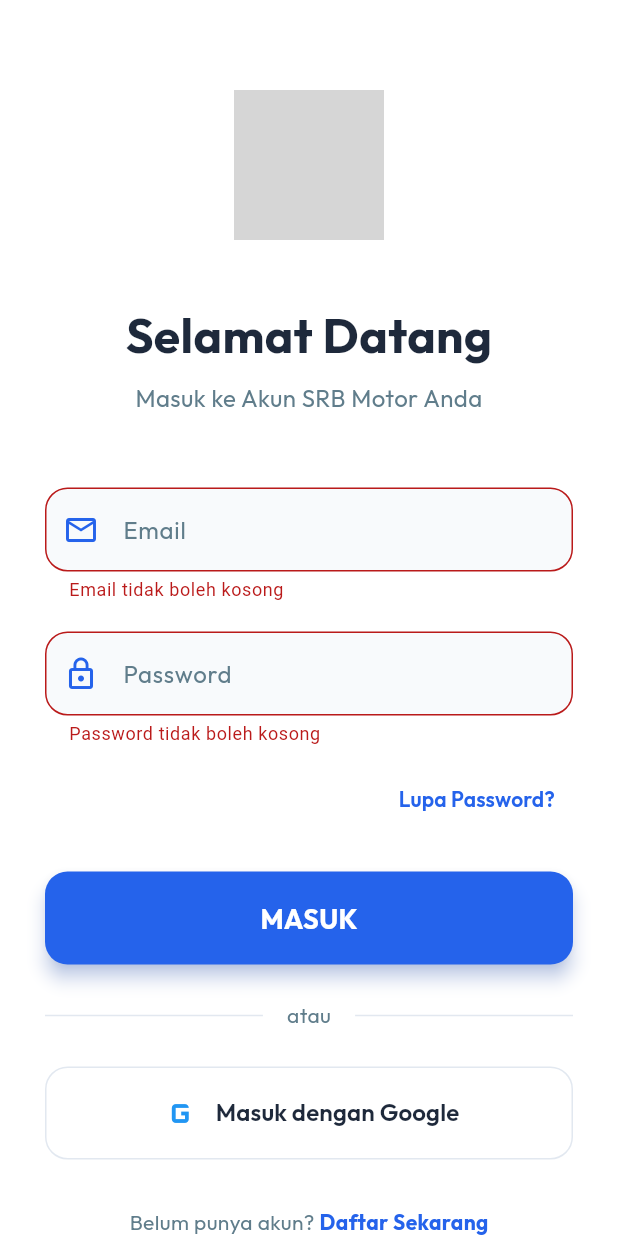
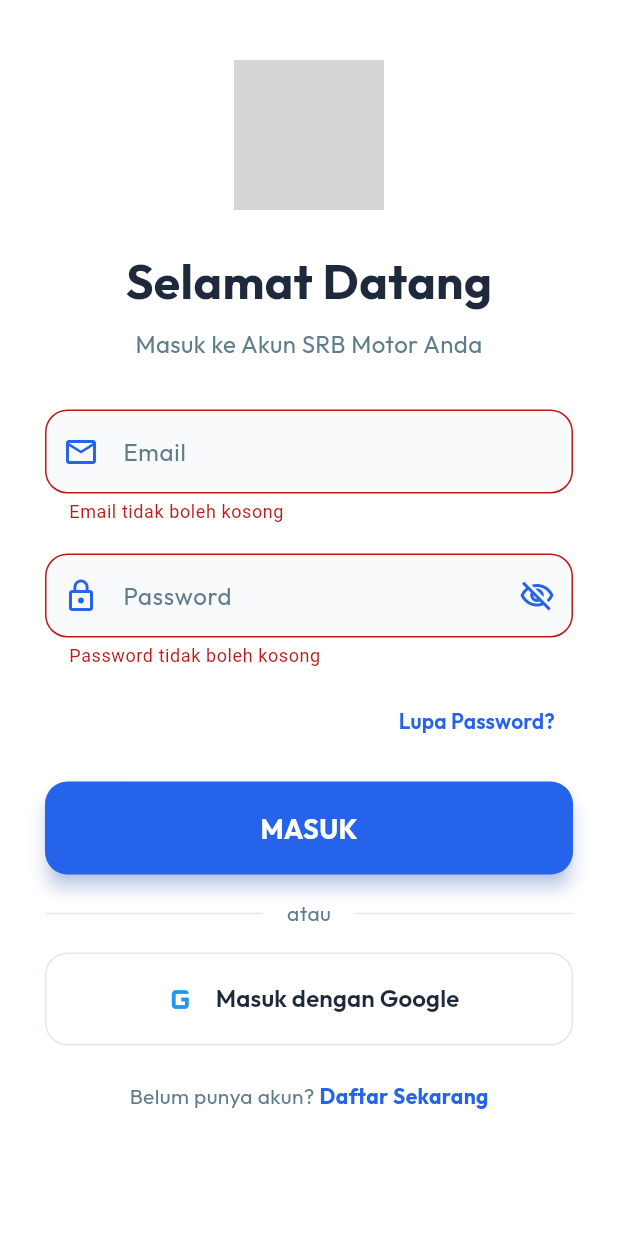
Before and after one commit to Rangga11268/SrbMotorApp, a Flutter app: the screen it shows after launch, after a tap on "MASUK", on a phone screen of 412 x 824 dp. Run offline on Flutter 3.47's test engine with Material 3 defaults, Android fonts, the phone set to English and light mode, and no system bars; our stand-ins replace flutter_widget_from_html, google_fonts, google_sign_in, shared_preferences; accounts and stored records are empty; network calls fail; grey boxes are pictures that could not be loaded.

Commit message:
feat: Implement user authentication flows including login, registration, and Google sign-in, and establish core service and UI structures for auth, motor, and order features.

```diff
--- a/lib/providers/auth_provider.dart
+++ b/lib/providers/auth_provider.dart
@@ -23,6 +23,7 @@
     _isLoading = true;
     notifyListeners();
 
+    try {
       final result = await _authService.login(email, password);
 
       if (result['success']) {
@@ -33,11 +34,12 @@
         await prefs.setString('token', _token!);
       }
 
+      if (!result['success']) {
+        throw Exception(result['message']);
+      }
+    } finally {
       _isLoading = false;
       notifyListeners();
-
-    if (!result['success']) {
-      throw Exception(result['message']);
     }
   }
 
@@ -50,6 +52,7 @@
     _isLoading = true;
     notifyListeners();
 
+    try {
       final result = await _authService.register(
         name: name,
         email: email,
@@ -65,11 +68,12 @@
         await prefs.setString('token', _token!);
       }
 
+      if (!result['success']) {
+        throw Exception(result['message']);
+      }
+    } finally {
       _isLoading = false;
       notifyListeners();
-
-    if (!result['success']) {
-      throw Exception(result['message']);
     }
   }
 
@@ -135,7 +139,30 @@
 
   Future<void> checkAuth() async {
     final prefs = await SharedPreferences.getInstance();
-    _token = prefs.getString('token');
+    final token = prefs.getString('token');
+
+    if (token != null) {
+      _token = token;
+      _isLoading = true;
+      notifyListeners();
+
+      try {
+        final result = await _authService.getUserProfile();
+        if (result['success']) {
+          _user = result['user'];
+        } else {
+          // Token mungkin expired
+          _token = null;
+          await prefs.remove('token');
+        }
+      } catch (e) {
+        debugPrint('CheckAuth Error: $e');
+        // Tetap simpan token tapi user null jika hanya masalah koneksi?
+        // Untuk amannya, jika gagal total (kecuali timeout), biarkan user login ulang
+      } finally {
+        _isLoading = false;
         notifyListeners();
       }
     }
+  }
+}
--- a/lib/screens/auth/login_screen.dart
+++ b/lib/screens/auth/login_screen.dart
@@ -16,14 +16,15 @@
   final _formKey = GlobalKey<FormState>();
   final _emailController = TextEditingController();
   final _passwordController = TextEditingController();
+  bool _obscurePassword = true;
 
   void _login() async {
     if (_formKey.currentState!.validate()) {
       try {
         await context.read<AuthProvider>().login(
-              _emailController.text.trim(),
-              _passwordController.text.trim(),
-            );
+          _emailController.text.trim(),
+          _passwordController.text.trim(),
+        );
         if (mounted) {
           Navigator.pushAndRemoveUntil(
             context,
@@ -33,18 +34,36 @@
         }
       } catch (e) {
         if (mounted) {
-          String errorMessage = e.toString().replaceAll('Exception: ', '');
-          ScaffoldMessenger.of(context).showSnackBar(
-            SnackBar(
-              content: Text(errorMessage, style: GoogleFonts.outfit()),
-              backgroundColor: Colors.redAccent,
-              behavior: SnackBarBehavior.floating,
-              shape: RoundedRectangleBorder(borderRadius: BorderRadius.circular(10)),
-            ),
-          );
+          _showErrorDialog(e.toString().replaceAll('Exception: ', ''));
         }
       }
     }
+  }
+
+  void _showErrorDialog(String message) {
+    showDialog(
+      context: context,
+      builder: (context) => AlertDialog(
+        title: Text(
+          'Gagal Masuk',
+          style: GoogleFonts.outfit(fontWeight: FontWeight.bold),
+        ),
+        content: Text(message, style: GoogleFonts.outfit()),
+        shape: RoundedRectangleBorder(borderRadius: BorderRadius.circular(15)),
+        actions: [
+          TextButton(
+            onPressed: () => Navigator.pop(context),
+            child: Text(
+              'OK',
+              style: GoogleFonts.outfit(
+                fontWeight: FontWeight.bold,
+                color: const Color(0xFF2563EB),
+              ),
+            ),
+          ),
+        ],
+      ),
+    );
   }
 
   void _loginWithGoogle() async {
@@ -59,15 +78,7 @@
       }
     } catch (e) {
       if (mounted) {
-        String errorMessage = e.toString().replaceAll('Exception: ', '');
-        ScaffoldMessenger.of(context).showSnackBar(
-          SnackBar(
-            content: Text(errorMessage, style: GoogleFonts.outfit()),
-            backgroundColor: Colors.redAccent,
-            behavior: SnackBarBehavior.floating,
-            shape: RoundedRectangleBorder(borderRadius: BorderRadius.circular(10)),
-          ),
-        );
+        _showErrorDialog(e.toString().replaceAll('Exception: ', ''));
       }
     }
   }
@@ -84,13 +95,13 @@
           child: Column(
             crossAxisAlignment: CrossAxisAlignment.stretch,
             children: [
-              const SizedBox(height: 60),
+              const SizedBox(height: 40),
               Center(
                 child: Hero(
                   tag: 'logo',
                   child: Image.asset(
                     'assets/images/logo_srb.png',
-                    height: 100,
+                    height: 80,
                     errorBuilder: (context, error, stackTrace) => const Icon(
                       Icons.motorcycle,
                       size: 100,
@@ -99,7 +110,7 @@
                   ),
                 ),
               ),
-              const SizedBox(height: 40),
+              const SizedBox(height: 24),
               Text(
                 'Selamat Datang',
                 style: GoogleFonts.outfit(
@@ -115,7 +126,7 @@
                 textAlign: TextAlign.center,
                 style: GoogleFonts.outfit(color: Colors.blueGrey, fontSize: 16),
               ),
-              const SizedBox(height: 48),
+              const SizedBox(height: 32),
               Form(
                 key: _formKey,
                 child: Column(
@@ -126,39 +137,78 @@
                       decoration: InputDecoration(
                         labelText: 'Email',
                         labelStyle: GoogleFonts.outfit(color: Colors.blueGrey),
-                        prefixIcon: const Icon(Icons.email_outlined, color: Color(0xFF2563EB)),
-                        border: OutlineInputBorder(borderRadius: BorderRadius.circular(15)),
+                        prefixIcon: const Icon(
+                          Icons.email_outlined,
+                          color: Color(0xFF2563EB),
+                        ),
+                        border: OutlineInputBorder(
+                          borderRadius: BorderRadius.circular(15),
+                        ),
                         filled: true,
                         fillColor: const Color(0xFFF8FAFC),
                         enabledBorder: OutlineInputBorder(
                           borderRadius: BorderRadius.circular(15),
-                          borderSide: const BorderSide(color: Color(0xFFE2E8F0)),
+                          borderSide: const BorderSide(
+                            color: Color(0xFFE2E8F0),
+                          ),
                         ),
                       ),
                       validator: (value) {
-                        if (value == null || value.isEmpty) return 'Email tidak boleh kosong';
+                        if (value == null || value.isEmpty) {
+                          return 'Email tidak boleh kosong';
+                        }
+                        if (!RegExp(
+                          r'^[\w-\.]+@([\w-]+\.)+[\w-]{2,4}$',
+                        ).hasMatch(value)) {
+                          return 'Format email tidak valid';
+                        }
                         return null;
                       },
                     ),
                     const SizedBox(height: 20),
                     TextFormField(
                       controller: _passwordController,
-                      obscureText: true,
+                      obscureText: _obscurePassword,
                       style: GoogleFonts.outfit(),
                       decoration: InputDecoration(
                         labelText: 'Password',
                         labelStyle: GoogleFonts.outfit(color: Colors.blueGrey),
-                        prefixIcon: const Icon(Icons.lock_outline, color: Color(0xFF2563EB)),
-                        border: OutlineInputBorder(borderRadius: BorderRadius.circular(15)),
+                        prefixIcon: const Icon(
+                          Icons.lock_outline,
+                          color: Color(0xFF2563EB),
+                        ),
+                        suffixIcon: IconButton(
+                          icon: Icon(
+                            _obscurePassword
+                                ? Icons.visibility_off_outlined
+                                : Icons.visibility_outlined,
+                            color: const Color(0xFF2563EB),
+                          ),
+                          onPressed: () {
+                            setState(() {
+                              _obscurePassword = !_obscurePassword;
+                            });
+                          },
+                        ),
+                        border: OutlineInputBorder(
+                          borderRadius: BorderRadius.circular(15),
+                        ),
                         filled: true,
                         fillColor: const Color(0xFFF8FAFC),
                         enabledBorder: OutlineInputBorder(
                           borderRadius: BorderRadius.circular(15),
-                          borderSide: const BorderSide(color: Color(0xFFE2E8F0)),
+                          borderSide: const BorderSide(
+                            color: Color(0xFFE2E8F0),
+                          ),
                         ),
                       ),
                       validator: (value) {
-                        if (value == null || value.isEmpty) return 'Password tidak boleh kosong';
+                        if (value == null || value.isEmpty) {
+                          return 'Password tidak boleh kosong';
+                        }
+                        if (value.length < 8) {
+                          return 'Password minimal 8 karakter';
+                        }
                         return null;
                       },
                     ),
@@ -172,11 +222,14 @@
                   onPressed: () {},
                   child: Text(
                     'Lupa Password?',
-                    style: GoogleFonts.outfit(color: const Color(0xFF2563EB), fontWeight: FontWeight.w600),
+                    style: GoogleFonts.outfit(
+                      color: const Color(0xFF2563EB),
+                      fontWeight: FontWeight.w600,
+                    ),
                   ),
                 ),
               ),
-              const SizedBox(height: 24),
+              const SizedBox(height: 16),
               ElevatedButton(
                 onPressed: isLoading ? null : _login,
                 style: ElevatedButton.styleFrom(
@@ -185,46 +238,91 @@
                   padding: const EdgeInsets.symmetric(vertical: 18),
                   elevation: 5,
                   shadowColor: const Color(0xFF2563EB).withValues(alpha: 0.5),
-                  shape: RoundedRectangleBorder(borderRadius: BorderRadius.circular(15)),
+                  shape: RoundedRectangleBorder(
+                    borderRadius: BorderRadius.circular(15),
+                  ),
                 ),
                 child: isLoading
-                    ? const SizedBox(height: 20, width: 20, child: CircularProgressIndicator(color: Colors.white, strokeWidth: 2))
-                    : Text('MASUK', style: GoogleFonts.outfit(fontSize: 18, fontWeight: FontWeight.bold)),
+                    ? const SizedBox(
+                        height: 20,
+                        width: 20,
+                        child: CircularProgressIndicator(
+                          color: Colors.white,
+                          strokeWidth: 2,
+                        ),
+                      )
+                    : Text(
+                        'MASUK',
+                        style: GoogleFonts.outfit(
+                          fontSize: 18,
+                          fontWeight: FontWeight.bold,
+                        ),
+                      ),
               ),
-              const SizedBox(height: 24),
+              const SizedBox(height: 16),
               Row(
                 children: [
                   const Expanded(child: Divider(color: Color(0xFFE2E8F0))),
                   Padding(
                     padding: const EdgeInsets.symmetric(horizontal: 16),
-                    child: Text('atau', style: GoogleFonts.outfit(color: Colors.blueGrey, fontSize: 14)),
+                    child: Text(
+                      'atau',
+                      style: GoogleFonts.outfit(
+                        color: Colors.blueGrey,
+                        fontSize: 14,
+                      ),
+                    ),
                   ),
                   const Expanded(child: Divider(color: Color(0xFFE2E8F0))),
                 ],
               ),
-              const SizedBox(height: 24),
+              const SizedBox(height: 16),
               OutlinedButton.icon(
                 onPressed: isLoading ? null : _loginWithGoogle,
-                icon: const Icon(Icons.g_mobiledata, color: Colors.blue, size: 30),
-                label: Text('Masuk dengan Google', style: GoogleFonts.outfit(fontSize: 16, fontWeight: FontWeight.w600, color: const Color(0xFF1E293B))),
+                icon: const Icon(
+                  Icons.g_mobiledata,
+                  color: Colors.blue,
+                  size: 30,
+                ),
+                label: Text(
+                  'Masuk dengan Google',
+                  style: GoogleFonts.outfit(
+                    fontSize: 16,
+                    fontWeight: FontWeight.w600,
+                    color: const Color(0xFF1E293B),
+                  ),
+                ),
                 style: OutlinedButton.styleFrom(
                   padding: const EdgeInsets.symmetric(vertical: 16),
                   side: const BorderSide(color: Color(0xFFE2E8F0)),
-                  shape: RoundedRectangleBorder(borderRadius: BorderRadius.circular(15)),
+                  shape: RoundedRectangleBorder(
+                    borderRadius: BorderRadius.circular(15),
+                  ),
                 ),
               ),
-              const SizedBox(height: 32),
+              const SizedBox(height: 24),
               Row(
                 mainAxisAlignment: MainAxisAlignment.center,
                 children: [
-                  Text('Belum punya akun? ', style: GoogleFonts.outfit(color: Colors.blueGrey)),
+                  Text(
+                    'Belum punya akun? ',
+                    style: GoogleFonts.outfit(color: Colors.blueGrey),
+                  ),
                   GestureDetector(
                     onTap: () {
-                      Navigator.push(context, MaterialPageRoute(builder: (context) => const RegisterScreen()));
+                      Navigator.push(
+                        context,
+                        MaterialPageRoute(
+                          builder: (context) => const RegisterScreen(),
+                        ),
+                      );
                     },
                     child: Text(
                       'Daftar Sekarang',
-                      style: GoogleFonts.outfit(color: const Color(0xFF2563EB), fontWeight: FontWeight.bold),
+                      style: GoogleFonts.outfit(
+                        color: const Color(0xFF2563EB),
+                        fontWeight: FontWeight.bold,
+                      ),
                     ),
                   ),
                 ],
--- a/lib/services/order_service.dart
+++ b/lib/services/order_service.dart
@@ -8,7 +8,7 @@
     final response = await http.get(
       Uri.parse('${ApiConfig.baseUrl}/orders'),
       headers: await ApiConfig.headers,
-    );
+    ).timeout(const Duration(seconds: 10));
 
     if (response.statusCode == 200) {
       final List<dynamic> data = jsonDecode(response.body);
@@ -37,7 +37,7 @@
         'customer_address': address,
         'notes': notes,
       }),
-    );
+    ).timeout(const Duration(seconds: 10));
 
     final data = jsonDecode(response.body);
     if (response.statusCode == 201 || response.statusCode == 200) {
```
Also changed, not shown: lib/models/category.dart (added, +22 -0 lines), lib/providers/motor_provider.dart (+26 -1 lines), lib/screens/auth/register_screen.dart (+42 -10 lines), lib/screens/home/home_screen.dart (+40 -8 lines), lib/screens/order_form/order_form_screen.dart (+20 -3 lines), lib/services/auth_service.dart (+23 -3 lines), lib/services/motor_service.dart (+17 -2 lines). Lines whose indentation alone changed are shown as unchanged.
